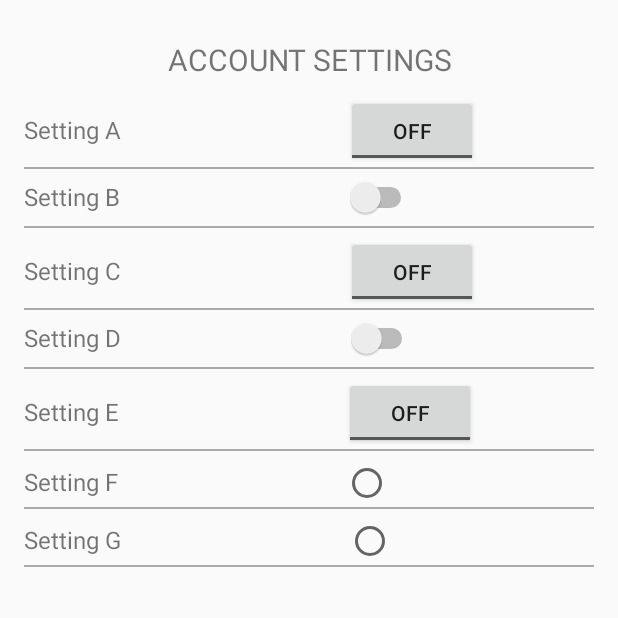
After one commit to atanaspam/CodeForGood, an Android app: the AccountSettingsActivity screen opened directly, with no data from a screen before it, on a phone screen of 412 x 824 dp, the top half of it. The commit adds this screen. Run offline under Robolectric (Android 15) with nearby library versions, the phone set to English and light mode, and no system bars.

Commit message:
hello android

```diff
--- a/CultureBuddy/app/src/main/java/com/guhack/alpha/culturebuddy/chat/ChatActivity.java
+++ b/CultureBuddy/app/src/main/java/com/guhack/alpha/culturebuddy/chat/ChatActivity.java
@@ -35,7 +35,7 @@ public class ChatActivity extends ActionBarActivity {
                     "long day here in Pakistan so I will write a very long message to show how " +
                     "line breaks work here, I know you are not responding only because I am not " +
                     "real so I will not hold it against you.,Are you still there?").split(",")){
-                ChatMessage message = new ChatMessage("Hello, are you there?", false);
+                ChatMessage message = new ChatMessage(temp, false);
                 list.add(message);
             }
         /***/
@@ -51,6 +51,7 @@ public class ChatActivity extends ActionBarActivity {
                 String msg = ((EditText) findViewById(R.id.your_message)).getText().toString();
                 adapter.addMessage(new ChatMessage(msg, true));
                 ((ListView) findViewById(R.id.chat_list)).setSelection(adapter.getCount()-1);
+                ((EditText) findViewById(R.id.your_message)).setText("");
             }
         });
     }
--- /dev/null
+++ b/CultureBuddy/app/src/main/java/com/guhack/alpha/culturebuddy/userprofile/AccountSettingsActivity.java
@@ -0,0 +1,43 @@
+package com.guhack.alpha.culturebuddy.userprofile;
+
+import android.support.v7.app.ActionBarActivity;
+import android.os.Bundle;
+import android.view.Menu;
+import android.view.MenuItem;
+
+import com.guhack.alpha.culturebuddy.R;
+
+public class AccountSettingsActivity extends ActionBarActivity {
+
+    @Override
+    protected void onCreate(Bundle savedInstanceState) {
+        super.onCreate(savedInstanceState);
+        setContentView(R.layout.activity_account_settings);
+
+        android.support.v7.app.ActionBar actionbar = getSupportActionBar();
+        if (actionbar != null) actionbar.hide();
+    }
+
+
+    @Override
+    public boolean onCreateOptionsMenu(Menu menu) {
+        // Inflate the menu; this adds items to the action bar if it is present.
+        getMenuInflater().inflate(R.menu.menu_account_settings, menu);
+        return true;
+    }
+
+    @Override
+    public boolean onOptionsItemSelected(MenuItem item) {
+        // Handle action bar item clicks here. The action bar will
+        // automatically handle clicks on the Home/Up button, so long
+        // as you specify a parent activity in AndroidManifest.xml.
+        int id = item.getItemId();
+
+        //noinspection SimplifiableIfStatement
+        if (id == R.id.action_settings) {
+            return true;
+        }
+
+        return super.onOptionsItemSelected(item);
+    }
+}
--- a/CultureBuddy/app/src/main/java/com/guhack/alpha/culturebuddy/userprofile/UserProfileActivity.java
+++ b/CultureBuddy/app/src/main/java/com/guhack/alpha/culturebuddy/userprofile/UserProfileActivity.java
@@ -27,11 +27,11 @@ public class UserProfileActivity extends ActionBarActivity {
         Typeface typeFace=Typeface.createFromAsset(getAssets(),"fontmain.ttf");
         myTextView.setTypeface(typeFace);
 
-        findViewById(R.id.website_link).setOnClickListener(new View.OnClickListener() {
+        findViewById(R.id.look_for_contacts).setOnClickListener(new View.OnClickListener() {
             @Override
             public void onClick(View v) {
                 Intent i = new Intent(Intent.ACTION_VIEW,
-                        Uri.parse("http://gng.org/"));
+                        Uri.parse("http://gng.org/students-2/join-us-online/"));
                 startActivity(i);
             }
         });
@@ -40,6 +40,13 @@ public class UserProfileActivity extends ActionBarActivity {
             @Override
             public void onClick(View v) {
                 startActivity(new Intent(UserProfileActivity.this, ChatActivity.class));
+            }
+        });
+
+        findViewById(R.id.profile_voice_button).setOnClickListener(new View.OnClickListener() {
+            @Override
+            public void onClick(View v) {
+                startActivity(new Intent(UserProfileActivity.this, AccountSettingsActivity.class));
             }
         });
     }
--- /dev/null
+++ b/CultureBuddy/app/src/main/res/layout/activity_account_settings.xml
@@ -0,0 +1,165 @@
+<LinearLayout xmlns:android="http://schemas.android.com/apk/res/android"
+    xmlns:tools="http://schemas.android.com/tools" android:layout_width="match_parent"
+    android:layout_height="match_parent"
+    android:padding="16dp"
+    android:orientation="vertical"
+    tools:context="com.guhack.alpha.culturebuddy.userprofile.AccountSettingsActivity">
+
+    <TextView
+        android:layout_width="match_parent"
+        android:layout_height="wrap_content"
+        android:textSize="20sp"
+        android:text="ACCOUNT SETTINGS"
+        android:layout_margin="10dp"
+        android:gravity="center"/>
+    <LinearLayout
+        android:layout_width="wrap_content"
+        android:layout_height="wrap_content"
+        android:orientation="horizontal">
+
+        <TextView
+            android:textSize="16sp"
+            android:layout_width="wrap_content"
+            android:layout_height="wrap_content"
+            android:text="Setting A"/>
+
+        <ToggleButton
+            android:layout_marginLeft="150dp"
+            android:layout_width="wrap_content"
+            android:layout_height="wrap_content" />
+        </LinearLayout>
+    <View
+        android:layout_width="match_parent"
+        android:layout_height="1dp"
+        android:background="@android:color/darker_gray"
+        android:layout_marginBottom="5dp"/>
+    <LinearLayout
+        android:layout_width="wrap_content"
+        android:layout_height="wrap_content"
+        android:orientation="horizontal">
+
+        <TextView
+            android:textSize="16sp"
+            android:layout_width="wrap_content"
+            android:layout_height="wrap_content"
+            android:text="Setting B"/>
+
+        <Switch
+            android:layout_marginLeft="150dp"
+            android:layout_width="wrap_content"
+            android:layout_height="wrap_content" />
+    </LinearLayout>
+    <View
+        android:layout_marginTop="5dp"
+        android:layout_width="match_parent"
+        android:layout_height="1dp"
+        android:background="@android:color/darker_gray"
+        android:layout_marginBottom="5dp"/>
+    <LinearLayout
+        android:layout_width="wrap_content"
+        android:layout_height="wrap_content"
+        android:orientation="horizontal">
+
+        <TextView
+            android:textSize="16sp"
+            android:layout_width="wrap_content"
+            android:layout_height="wrap_content"
+            android:text="Setting C"/>
+
+        <ToggleButton
+            android:layout_marginLeft="150dp"
+            android:layout_width="wrap_content"
+            android:layout_height="wrap_content" />
+    </LinearLayout>
+    <View
+        android:layout_width="match_parent"
+        android:layout_height="1dp"
+        android:background="@android:color/darker_gray"
+        android:layout_marginBottom="5dp"/>
+    <LinearLayout
+        android:layout_width="wrap_content"
+        android:layout_height="wrap_content"
+        android:orientation="horizontal">
+
+        <TextView
+            android:textSize="16sp"
+            android:layout_width="wrap_content"
+            android:layout_height="wrap_content"
+            android:text="Setting D"/>
+
+        <Switch
+            android:layout_marginLeft="150dp"
+            android:layout_width="wrap_content"
+            android:layout_height="wrap_content" />
+    </LinearLayout>
+    <View
+        android:layout_width="match_parent"
+        android:layout_height="1dp"
+        android:background="@android:color/darker_gray"
+        android:layout_marginTop="5dp"
+        android:layout_marginBottom="5dp"/>
+    <LinearLayout
+        android:layout_width="wrap_content"
+        android:layout_height="wrap_content"
+        android:orientation="horizontal">
+
+        <TextView
+            android:textSize="16sp"
+            android:layout_width="wrap_content"
+            android:layout_height="wrap_content"
+            android:text="Setting E"/>
+
+        <ToggleButton
+            android:layout_marginLeft="150dp"
+            android:layout_width="wrap_content"
+            android:layout_height="wrap_content" />
+    </LinearLayout>
+    <View
+        android:layout_width="match_parent"
+        android:layout_height="1dp"
+        android:background="@android:color/darker_gray"
+        android:layout_marginBottom="5dp"/>
+    <LinearLayout
+        android:layout_width="wrap_content"
+        android:layout_height="wrap_content"
+        android:orientation="horizontal">
+
+        <TextView
+            android:textSize="16sp"
+            android:layout_width="wrap_content"
+            android:layout_height="wrap_content"
+            android:text="Setting F"/>
+
+        <RadioButton
+            android:layout_marginLeft="150dp"
+            android:layout_width="wrap_content"
+            android:layout_height="wrap_content" />
+    </LinearLayout>
+    <View
+        android:layout_width="match_parent"
+        android:layout_height="1dp"
+        android:background="@android:color/darker_gray"
+        android:layout_marginBottom="5dp"/>
+    <LinearLayout
+        android:layout_width="wrap_content"
+        android:layout_height="wrap_content"
+        android:orientation="horizontal">
+
+        <TextView
+            android:textSize="16sp"
+            android:layout_width="wrap_content"
+            android:layout_height="wrap_content"
+            android:text="Setting G"/>
+
+        <RadioButton
+            android:layout_marginLeft="150dp"
+            android:layout_width="wrap_content"
+            android:layout_height="wrap_content" />
+    </LinearLayout>
+    <View
+        android:layout_width="match_parent"
+        android:layout_height="1dp"
+        android:background="@android:color/darker_gray"
+        android:layout_marginBottom="5dp"/>
+
+</LinearLayout>
--- a/CultureBuddy/app/src/main/res/layout/activity_startup.xml
+++ b/CultureBuddy/app/src/main/res/layout/activity_startup.xml
@@ -42,11 +42,13 @@
             android:gravity="center_horizontal">
 
             <EditText
+                android:hint="username"
                 android:id="@+id/username_entry"
                 android:layout_width="200dp"
                 android:layout_height="wrap_content" />
 
             <EditText
+                android:hint="password"
                 android:padding="10dp"
                 android:id="@+id/password_entry"
                 android:layout_width="200dp"
--- a/CultureBuddy/app/src/main/res/layout/activity_user_profile.xml
+++ b/CultureBuddy/app/src/main/res/layout/activity_user_profile.xml
@@ -12,10 +12,11 @@
         android:layout_width="65dp"
         android:layout_height="65dp"
         android:background="@drawable/circle_green"
-        android:src="@android:drawable/ic_menu_call"
+        android:src="@android:drawable/ic_menu_set_as"
         android:padding="10dp"/>
 
     <ImageView
+        android:id="@+id/look_for_contacts"
         android:layout_marginLeft="67dp"
         android:layout_marginTop="278dp"
         android:layout_width="60dp"
@@ -39,7 +40,7 @@
         android:layout_width="63dp"
         android:layout_height="63dp"
         android:background="@drawable/circle_green"
-        android:src="@android:drawable/ic_menu_camera"
+        android:src="@android:drawable/ic_menu_gallery"
         android:padding="10dp"/>
 
     <ImageView
--- /dev/null
+++ b/CultureBuddy/app/src/main/res/menu/menu_account_settings.xml
@@ -0,0 +1,7 @@
+<menu xmlns:android="http://schemas.android.com/apk/res/android"
+    xmlns:app="http://schemas.android.com/apk/res-auto"
+    xmlns:tools="http://schemas.android.com/tools"
+    tools:context="com.guhack.alpha.culturebuddy.userprofile.AccountSettingsActivity">
+    <item android:id="@+id/action_settings" android:title="@string/action_settings"
+        android:orderInCategory="100" app:showAsAction="never" />
+</menu>
--- a/CultureBuddy/app/src/main/res/values/strings.xml
+++ b/CultureBuddy/app/src/main/res/values/strings.xml
@@ -6,5 +6,6 @@
     <string name="action_settings">Settings</string>
     <string name="title_activity_user_profile">UserProfileActivity</string>
     <string name="title_activity_chat">ChatActivity</string>
+    <string name="title_activity_account_settings">AccountSettingsActivity</string>
 
 </resources>
```
Also changed, not shown: CultureBuddy/app/src/main/AndroidManifest.xml (+10 -6 lines).
